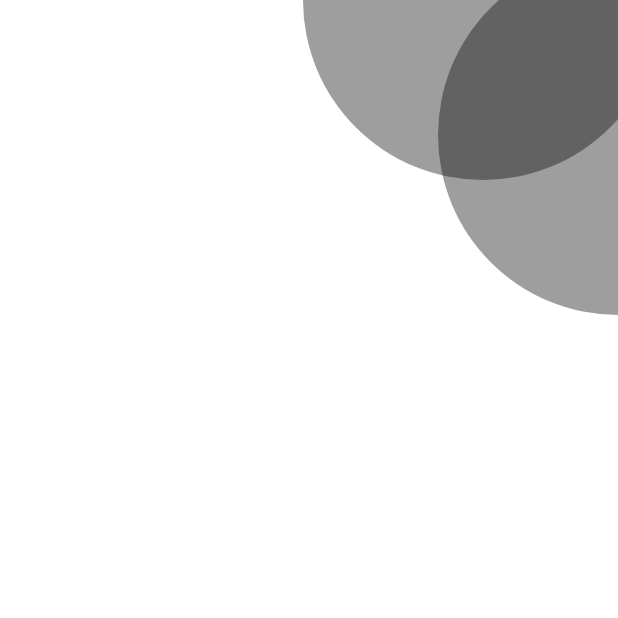
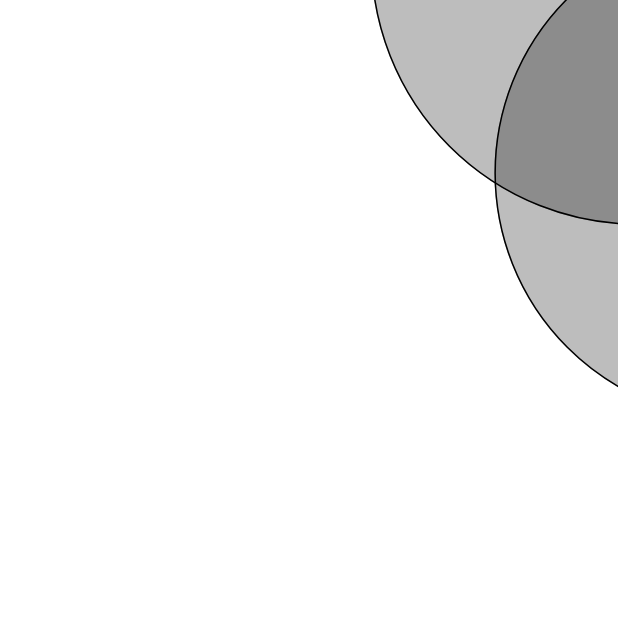
Before and after one commit to rajesh2701/fluttertraining, a Flutter app: the screen it shows after launch, after a tap on "CIRCL GRAPHIC", on a phone screen of 412 x 824 dp, the top half of it. Run offline on Flutter 3.47's test engine with Material 2 defaults, Android fonts, the phone set to English and light mode, and no system bars; our stand-ins replace flutter_screenutil, get.

Commit message:
Circle Graphic Work

```diff
--- a/lib/circle_corner_graphic/ccg_background.dart
+++ b/lib/circle_corner_graphic/ccg_background.dart
@@ -1,4 +1,20 @@
 import 'package:flutter/material.dart';
+import 'package:flutter_screenutil/flutter_screenutil.dart';
+
+class BackgroundNew extends StatelessWidget {
+  const BackgroundNew({super.key});
+
+  @override
+  Widget build(BuildContext context) {
+    return Scaffold(
+      resizeToAvoidBottomInset: false,
+      backgroundColor: Colors.white,
+      body: Stack(
+        children: const [],
+      ),
+    );
+  }
+}
 
 class Background extends StatelessWidget {
   const Background({super.key});
@@ -8,16 +24,53 @@ class Background extends StatelessWidget {
     return Scaffold(
       resizeToAvoidBottomInset: false,
       backgroundColor: Colors.white,
-      body: Stack(
-        children: const <Widget>[
-          //WavyFooter(),
-          //const CirclePink(),
-          //const CirclePink2(),
-          //CircleShape(widthOffset: 140.w, heightOffset: -280.h, circleRadius: 250.r),
-          Circle(widthOffset: 30, heightOffset: -120, circleRadius: 120),
-          Circle(widthOffset: 120, heightOffset: -30, circleRadius: 120)
-          //CircleYellow(),
-        ],
+      body: SafeArea(
+        child: Stack(
+          children: <Widget>[
+            ScreenUtil().orientation == Orientation.portrait
+                ? Positioned(
+                    top: -0.25.sh,
+                    left: 0.6.sw,
+                    child: Material(
+                      color: Colors.black26,
+                      shape: const CircleBorder(
+                          side: BorderSide(color: Colors.black, width: 1.0)),
+                      child: Padding(padding: EdgeInsets.all(200.r)),
+                    ),
+                  )
+                : Positioned(
+                    top: -0.2.sh,
+                    left: 0.9.sw,
+                    child: Material(
+                      color: Colors.black26,
+                      shape: const CircleBorder(
+                          side: BorderSide(color: Colors.black, width: 1.0)),
+                      child: Padding(padding: EdgeInsets.all(200.r)),
+                    ),
+                  ),
+            ScreenUtil().orientation == Orientation.portrait
+                ? Positioned(
+                    top: -0.06.sh,
+                    left: 0.8.sw,
+                    child: Material(
+                      color: Colors.black26,
+                      shape: const CircleBorder(
+                          side: BorderSide(color: Colors.black, width: 1.0)),
+                      child: Padding(padding: EdgeInsets.all(0.4.sw)),
+                    ),
+                  )
+                : Positioned(
+                    top: -0.1.sh,
+                    left: 0.92.sw,
+                    child: Material(
+                      color: Colors.black26,
+                      shape: const CircleBorder(
+                          side: BorderSide(color: Colors.black, width: 1.0)),
+                      child: Padding(padding: EdgeInsets.all(0.2.sh)),
+                    ),
+                  )
+          ],
+        ),
       ),
     );
   }
@@ -60,7 +113,7 @@ class Circle extends StatelessWidget {
       required this.widthOffset,
       required this.heightOffset,
       required this.circleRadius,
-      this.circleColor = Colors.black38});
+      this.circleColor = const Color.fromRGBO(110, 190, 69, 50)});
 
   final AlignmentGeometry alignMent;
   final double widthOffset;
@@ -73,11 +126,11 @@ class Circle extends StatelessWidget {
     return Align(
       alignment: alignMent,
       child: Transform.translate(
-        offset: Offset(widthOffset, heightOffset),
+        offset: Offset(widthOffset.w, heightOffset),
         child: Material(
           color: circleColor,
           shape: const CircleBorder(),
-          child: Padding(padding: EdgeInsets.all(circleRadius)),
+          child: Padding(padding: EdgeInsets.all(circleRadius.r)),
         ),
       ),
     );
--- a/lib/home.dart
+++ b/lib/home.dart
@@ -1,4 +1,5 @@
 import 'package:flutter/material.dart';
+import 'package:flutter_screenutil/flutter_screenutil.dart';
 import 'package:get/get.dart';
 import 'package:training/circle_corner_graphic/ccg_home.dart';
 import 'package:training/widgets/primary_button.dart';
@@ -15,7 +16,7 @@ class HomeScreen extends StatelessWidget {
       ),
       body: SingleChildScrollView(
         child: Padding(
-          padding: const EdgeInsets.all(8.0),
+          padding: EdgeInsets.all(8.0.w),
           child: Column(
             mainAxisAlignment: MainAxisAlignment.center,
             crossAxisAlignment: CrossAxisAlignment.stretch,
--- a/lib/main.dart
+++ b/lib/main.dart
@@ -13,7 +13,7 @@ class TrainingApp extends StatelessWidget {
   @override
   Widget build(BuildContext context) {
     return ScreenUtilInit(
-      designSize: const Size(360, 690),
+      designSize: const Size(428, 926),
       minTextAdapt: true,
       splitScreenMode: true,
       builder: (cntext, child) {
--- a/lib/widgets/primary_button.dart
+++ b/lib/widgets/primary_button.dart
@@ -16,20 +16,20 @@ class PrimaryButton extends StatelessWidget {
   Widget build(BuildContext context) {
     return Material(
       elevation: 5,
-      borderRadius: BorderRadius.circular(10.r),
+      borderRadius: BorderRadius.circular(20.r),
       color: color,
       child: InkWell(
         onTap: onClciked,
-        borderRadius: BorderRadius.circular(10.r),
+        borderRadius: BorderRadius.circular(20.r),
         child: Container(
           alignment: Alignment.center,
           height: 50.h,
-          width: 200.w,
+          width: 373.w,
           child: Text(
             labelText.toUpperCase(),
             style: TextStyle(
-                fontSize: 16.sp,
-                fontWeight: FontWeight.bold,
+                fontSize: 20.sp,
+                fontWeight: FontWeight.w600,
                 color: Colors.white),
           ),
         ),
```
Also changed, not shown: lib/widgets/circle_graphic.dart (added, +33 -0 lines).
